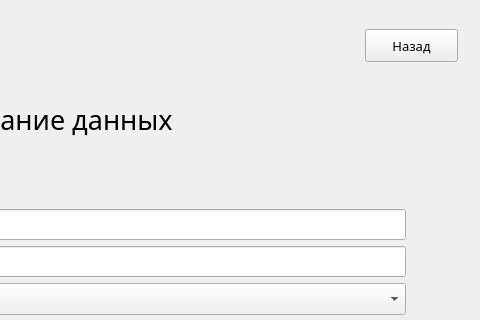
Qt form RegLog.ui (TheLastie/FitnessTracker) before a commit; both pictures show x 465 to 945 and y 0 to 320 of the 945 by 648 pixel window.
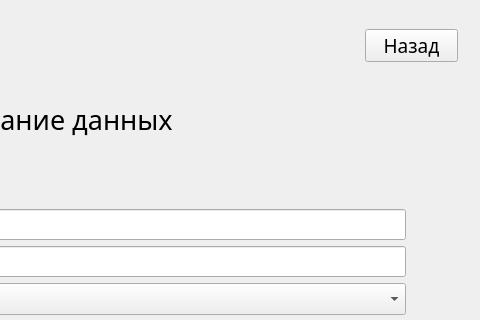
The same form after that commit. The open tabs and pages were chosen to show the change.

The edit to the form file:
```diff
--- a/RegLog.ui
+++ b/RegLog.ui
@@ -810,7 +810,7 @@
      <property name="font">
       <font>
        <family>Sitka Heading</family>
-       <pointsize>10</pointsize>
+       <pointsize>14</pointsize>
       </font>
      </property>
      <property name="text">
```
Left out of the diff: 99 changed lines with no effect on the pictures.
